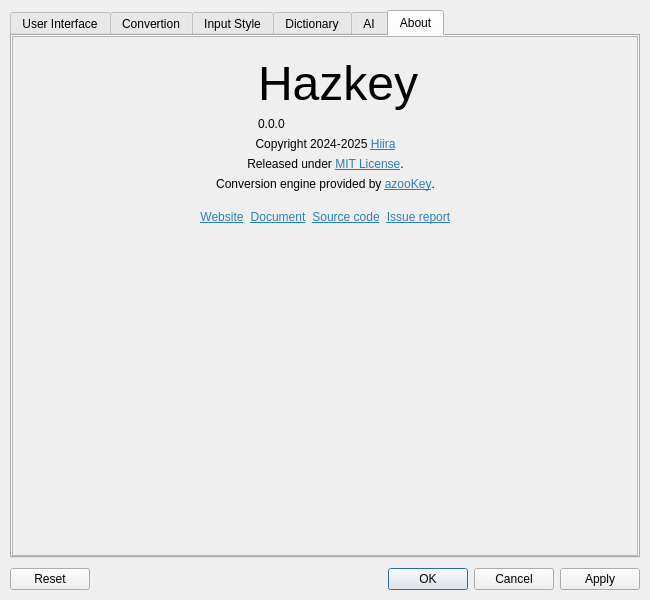
This is hazkey-settings/mainwindow.ui in kazormia296/hazkey as Qt 5 draws it before an edit. The edited form follows.
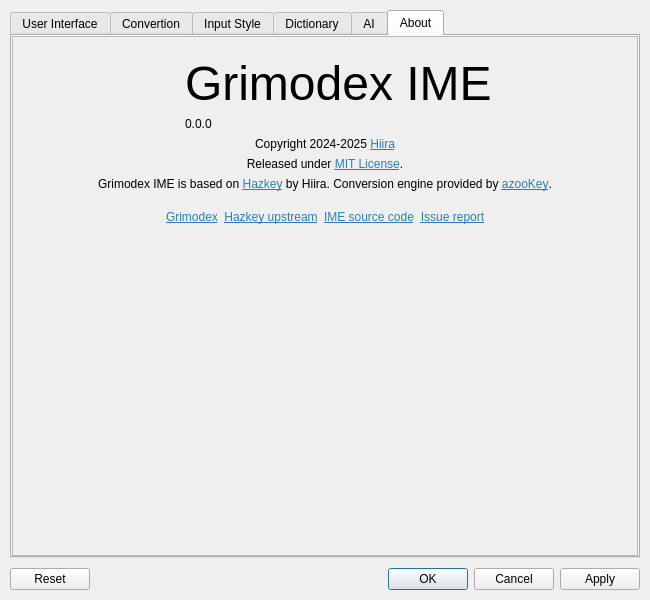
This is the edited form. The open tabs and pages were chosen to show the change. Icons and pictures are not drawn.

Commit message: feat: isolate Grimodex settings product

The edit to the form file:
```diff
--- a/hazkey-settings/mainwindow.ui
+++ b/hazkey-settings/mainwindow.ui
@@ -1859,7 +1859,7 @@
                <item>
                 <widget class="QLabel" name="aboutHazkeyTitleHazkeyText">
                  <property name="text">
-                  <string>&lt;html&gt;&lt;head/&gt;&lt;body&gt;&lt;p&gt;&lt;span style=&quot; font-size:36pt;&quot;&gt;Hazkey&lt;/span&gt;&lt;/p&gt;&lt;/body&gt;&lt;/html&gt;</string>
+                  <string>&lt;html&gt;&lt;head/&gt;&lt;body&gt;&lt;p&gt;&lt;span style=&quot; font-size:36pt;&quot;&gt;Grimodex IME&lt;/span&gt;&lt;/p&gt;&lt;/body&gt;&lt;/html&gt;</string>
                  </property>
                  <property name="textFormat">
                   <enum>Qt::TextFormat::RichText</enum>
@@ -1942,7 +1942,7 @@
                <item>
                 <widget class="QLabel" name="aboutHazkeyAzookeyEngine">
                  <property name="text">
-                  <string>&lt;html&gt;&lt;head/&gt;&lt;body&gt;&lt;p&gt;Conversion engine provided by &lt;a href=&quot;https://azookey.com/&quot;&gt;&lt;span style=&quot; text-decoration: underline; color:#2980b9;&quot;&gt;azooKey&lt;/span&gt;&lt;/a&gt;.&lt;/p&gt;&lt;/body&gt;&lt;/html&gt;</string>
+                  <string>&lt;html&gt;&lt;head/&gt;&lt;body&gt;&lt;p&gt;Grimodex IME is based on &lt;a href=&quot;https://github.com/7ka-Hiira/hazkey&quot;&gt;&lt;span style=&quot; text-decoration: underline; color:#2980b9;&quot;&gt;Hazkey&lt;/span&gt;&lt;/a&gt; by Hiira. Conversion engine provided by &lt;a href=&quot;https://azookey.com/&quot;&gt;&lt;span style=&quot; text-decoration: underline; color:#2980b9;&quot;&gt;azooKey&lt;/span&gt;&lt;/a&gt;.&lt;/p&gt;&lt;/body&gt;&lt;/html&gt;</string>
                  </property>
                  <property name="alignment">
                   <set>Qt::AlignmentFlag::AlignCenter</set>
@@ -1993,7 +1993,7 @@
              <item>
               <widget class="QLabel" name="aboutHazkeyWebsiteLink">
                <property name="text">
-                <string>&lt;html&gt;&lt;head/&gt;&lt;body&gt;&lt;p&gt;&lt;a href=&quot;https://hazkey.hiira.dev/&quot;&gt;&lt;span style=&quot; text-decoration: underline; color:#2980b9;&quot;&gt;Website&lt;/span&gt;&lt;/a&gt;&lt;/p&gt;&lt;/body&gt;&lt;/html&gt;</string>
+                <string>&lt;html&gt;&lt;head/&gt;&lt;body&gt;&lt;p&gt;&lt;a href=&quot;https://github.com/kazormia296/Grimodex&quot;&gt;&lt;span style=&quot; text-decoration: underline; color:#2980b9;&quot;&gt;Grimodex&lt;/span&gt;&lt;/a&gt;&lt;/p&gt;&lt;/body&gt;&lt;/html&gt;</string>
                </property>
                <property name="alignment">
                 <set>Qt::AlignmentFlag::AlignCenter</set>
@@ -2006,7 +2006,7 @@
              <item>
               <widget class="QLabel" name="aboutHazkeyDocumentLink">
                <property name="text">
-                <string>&lt;html&gt;&lt;head/&gt;&lt;body&gt;&lt;p&gt;&lt;a href=&quot;https://hazkey.hiira.dev/docs&quot;&gt;&lt;span style=&quot; text-decoration: underline; color:#2980b9;&quot;&gt;Document&lt;/span&gt;&lt;/a&gt;&lt;/p&gt;&lt;/body&gt;&lt;/html&gt;</string>
+                <string>&lt;html&gt;&lt;head/&gt;&lt;body&gt;&lt;p&gt;&lt;a href=&quot;https://github.com/7ka-Hiira/hazkey&quot;&gt;&lt;span style=&quot; text-decoration: underline; color:#2980b9;&quot;&gt;Hazkey upstream&lt;/span&gt;&lt;/a&gt;&lt;/p&gt;&lt;/body&gt;&lt;/html&gt;</string>
                </property>
                <property name="alignment">
                 <set>Qt::AlignmentFlag::AlignCenter</set>
@@ -2019,7 +2019,7 @@
              <item>
               <widget class="QLabel" name="aboutHazkeySourceLink">
                <property name="text">
-                <string>&lt;html&gt;&lt;head/&gt;&lt;body&gt;&lt;p&gt;&lt;a href=&quot;https://github.com/7ka-Hiira/fcitx5-hazkey&quot;&gt;&lt;span style=&quot; text-decoration: underline; color:#2980b9;&quot;&gt;Source code&lt;/span&gt;&lt;/a&gt;&lt;/p&gt;&lt;/body&gt;&lt;/html&gt;</string>
+                <string>&lt;html&gt;&lt;head/&gt;&lt;body&gt;&lt;p&gt;&lt;a href=&quot;https://github.com/kazormia296/hazkey&quot;&gt;&lt;span style=&quot; text-decoration: underline; color:#2980b9;&quot;&gt;IME source code&lt;/span&gt;&lt;/a&gt;&lt;/p&gt;&lt;/body&gt;&lt;/html&gt;</string>
                </property>
                <property name="alignment">
                 <set>Qt::AlignmentFlag::AlignCenter</set>
@@ -2032,7 +2032,7 @@
              <item>
               <widget class="QLabel" name="aboutHazkeyIssueReportLink">
                <property name="text">
-                <string>&lt;html&gt;&lt;head/&gt;&lt;body&gt;&lt;p&gt;&lt;a href=&quot;https://github.com/7ka-Hiira/fcitx5-hazkey/issues&quot;&gt;&lt;span style=&quot; text-decoration: underline; color:#2980b9;&quot;&gt;Issue report&lt;/span&gt;&lt;/a&gt;&lt;/p&gt;&lt;/body&gt;&lt;/html&gt;</string>
+                <string>&lt;html&gt;&lt;head/&gt;&lt;body&gt;&lt;p&gt;&lt;a href=&quot;https://github.com/kazormia296/hazkey/issues&quot;&gt;&lt;span style=&quot; text-decoration: underline; color:#2980b9;&quot;&gt;Issue report&lt;/span&gt;&lt;/a&gt;&lt;/p&gt;&lt;/body&gt;&lt;/html&gt;</string>
                </property>
                <property name="alignment">
                 <set>Qt::AlignmentFlag::AlignCenter</set>
```
Left out of the diff: 8 changed lines with no effect on the pictures. The commit also changes 14 other files.
